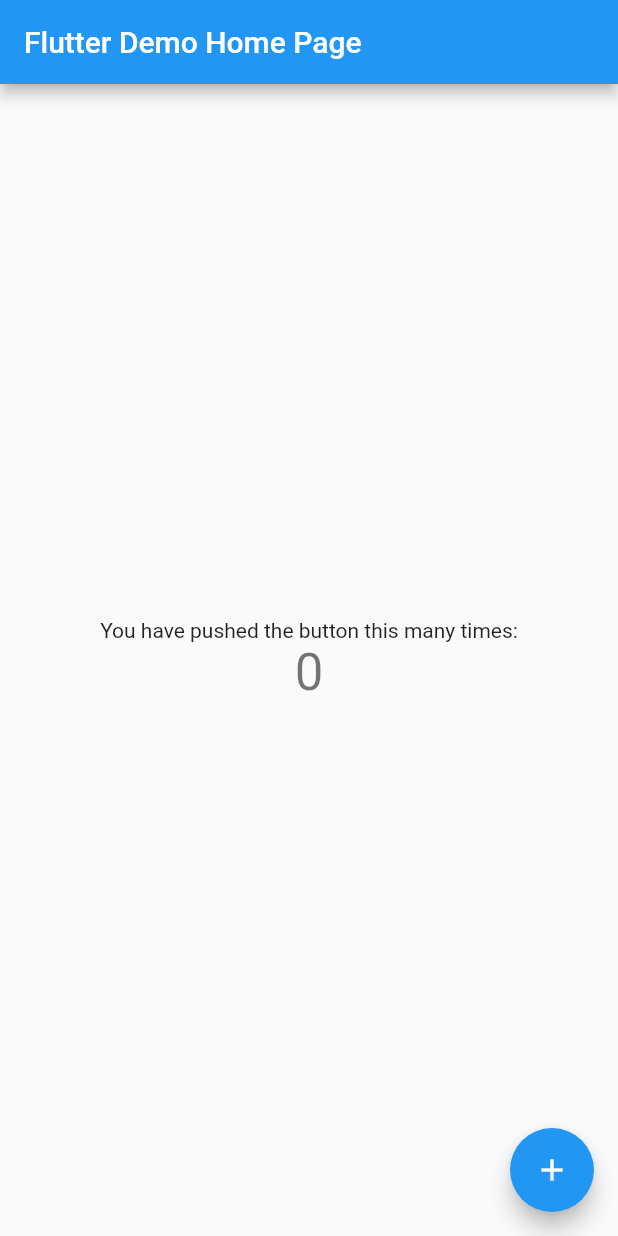
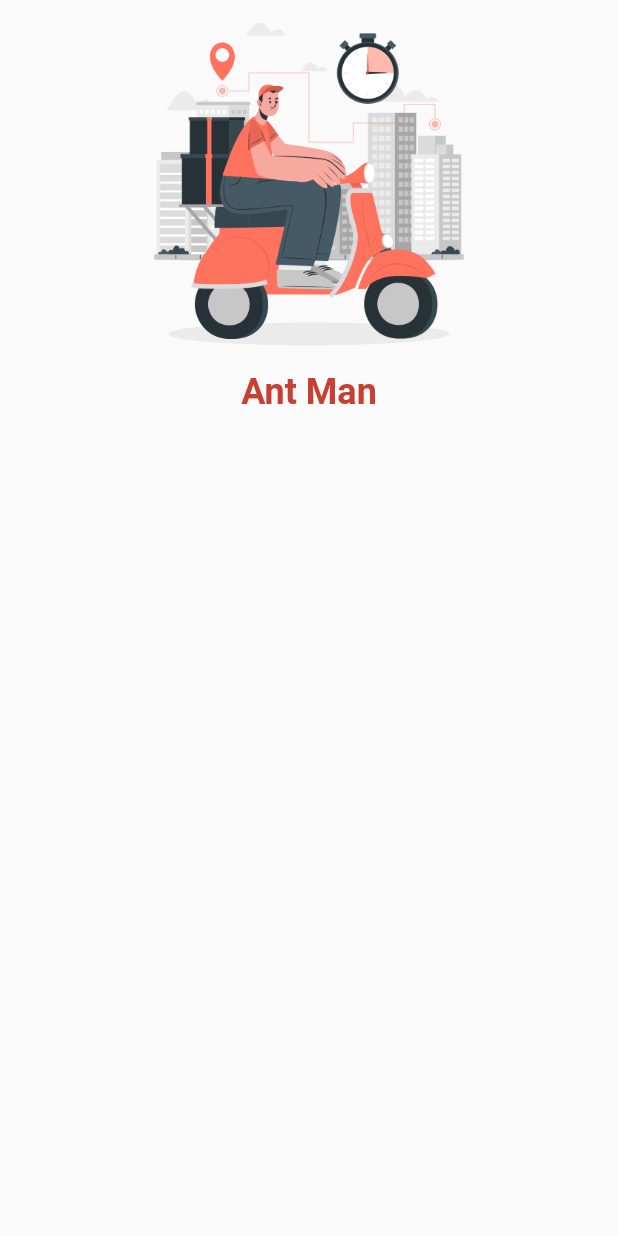
Before and after one commit to milin1611/AntMan, a Flutter app: the screen it shows after launch, on a phone screen of 412 x 824 dp. Run offline on Flutter 3.47's test engine with Material 2 defaults, Android fonts, the phone set to English and light mode, and no system bars.

Commit message:
update 19/11/2021

```diff
--- a/lib/main.dart
+++ b/lib/main.dart
@@ -1,115 +1,35 @@
+import 'package:antman/states/authen.dart';
+import 'package:antman/states/buyer_service.dart';
+import 'package:antman/states/create_account.dart';
+import 'package:antman/states/rider_service.dart';
+import 'package:antman/states/saler_service.dart';
+import 'package:antman/utility/my_constant.dart';
 import 'package:flutter/material.dart';
 
+final Map<String, WidgetBuilder> map = {
+  '/authen':(BuildContext context)=>Authen(),
+  '/createAccount':(BuildContext context)=>CreateAccount(),
+  '/buyerService':(BuildContext context)=>BuyerService(),
+  '/salerService':(BuildContext context)=>SalerService(),
+  '/riderService':(BuildContext context)=>RiderService(),
+};
+
+String? initlalRoute;
+
 void main() {
-  runApp(const MyApp());
+  initlalRoute = MyConstant.routeAuthen;
+  runApp(MyApp());
 }
 
 class MyApp extends StatelessWidget {
   const MyApp({Key? key}) : super(key: key);
 
-  // This widget is the root of your application.
   @override
   Widget build(BuildContext context) {
     return MaterialApp(
-      title: 'Flutter Demo',
-      theme: ThemeData(
-        // This is the theme of your application.
-        //
-        // Try running your application with "flutter run". You'll see the
-        // application has a blue toolbar. Then, without quitting the app, try
-        // changing the primarySwatch below to Colors.green and then invoke
-        // "hot reload" (press "r" in the console where you ran "flutter run",
-        // or simply save your changes to "hot reload" in a Flutter IDE).
-        // Notice that the counter didn't reset back to zero; the application
-        // is not restarted.
-        primarySwatch: Colors.blue,
-      ),
-      home: const MyHomePage(title: 'Flutter Demo Home Page'),
+      title: MyConstant.appName,
+      routes: map,
+      initialRoute: initlalRoute,
     );
   }
 }
-
-class MyHomePage extends StatefulWidget {
-  const MyHomePage({Key? key, required this.title}) : super(key: key);
-
-  // This widget is the home page of your application. It is stateful, meaning
-  // that it has a State object (defined below) that contains fields that affect
-  // how it looks.
-
-  // This class is the configuration for the state. It holds the values (in this
-  // case the title) provided by the parent (in this case the App widget) and
-  // used by the build method of the State. Fields in a Widget subclass are
-  // always marked "final".
-
-  final String title;
-
-  @override
-  State<MyHomePage> createState() => _MyHomePageState();
-}
-
-class _MyHomePageState extends State<MyHomePage> {
-  int _counter = 0;
-
-  void _incrementCounter() {
-    setState(() {
-      // This call to setState tells the Flutter framework that something has
-      // changed in this State, which causes it to rerun the build method below
-      // so that the display can reflect the updated values. If we changed
-      // _counter without calling setState(), then the build method would not be
-      // called again, and so nothing would appear to happen.
-      _counter++;
-    });
-  }
-
-  @override
-  Widget build(BuildContext context) {
-    // This method is rerun every time setState is called, for instance as done
-    // by the _incrementCounter method above.
-    //
-    // The Flutter framework has been optimized to make rerunning build methods
-    // fast, so that you can just rebuild anything that needs updating rather
-    // than having to individually change instances of widgets.
-    return Scaffold(
-      appBar: AppBar(
-        // Here we take the value from the MyHomePage object that was created by
-        // the App.build method, and use it to set our appbar title.
-        title: Text(widget.title),
-      ),
-      body: Center(
-        // Center is a layout widget. It takes a single child and positions it
-        // in the middle of the parent.
-        child: Column(
-          // Column is also a layout widget. It takes a list of children and
-          // arranges them vertically. By default, it sizes itself to fit its
-          // children horizontally, and tries to be as tall as its parent.
-          //
-          // Invoke "debug painting" (press "p" in the console, choose the
-          // "Toggle Debug Paint" action from the Flutter Inspector in Android
-          // Studio, or the "Toggle Debug Paint" command in Visual Studio Code)
-          // to see the wireframe for each widget.
-          //
-          // Column has various properties to control how it sizes itself and
-          // how it positions its children. Here we use mainAxisAlignment to
-          // center the children vertically; the main axis here is the vertical
-          // axis because Columns are vertical (the cross axis would be
-          // horizontal).
-          mainAxisAlignment: MainAxisAlignment.center,
-          children: <Widget>[
-            const Text(
-              'You have pushed the button this many times:',
-            ),
-            Text(
-              '$_counter',
-              style: Theme.of(context).textTheme.headline4,
-            ),
-          ],
-        ),
-      ),
-      floatingActionButton: FloatingActionButton(
-        onPressed: _incrementCounter,
-        tooltip: 'Increment',
-        child: const Icon(Icons.add),
-      ), // This trailing comma makes auto-formatting nicer for build methods.
-    );
-  }
-}
--- /dev/null
+++ b/lib/states/authen.dart
@@ -0,0 +1,50 @@
+import 'package:antman/utility/my_constant.dart';
+import 'package:antman/widgets/show_image.dart';
+import 'package:antman/widgets/show_title.dart';
+import 'package:flutter/material.dart';
+
+class Authen extends StatefulWidget {
+  @override
+  _AuthenState createState() => _AuthenState();
+}
+
+class _AuthenState extends State<Authen> {
+  @override
+  Widget build(BuildContext context) {
+    double size = MediaQuery.of(context).size.width;
+    return Scaffold(
+      body: SafeArea(
+        child: ListView(
+          children: [
+            buildImage(size),
+            buildAppName()
+          ],
+        ),
+      ),
+    );
+  }
+
+  Row buildAppName() {
+    return Row(
+            mainAxisAlignment: MainAxisAlignment.center,
+            children: [
+              ShowTitle(
+                title: MyConstant.appName,
+                textStyle: MyConstant().h1Style(),
+              ),
+            ],
+          );
+  }
+
+  Row buildImage(double size) {
+    return Row(
+      mainAxisAlignment: MainAxisAlignment.center,
+      children: [
+        Container(
+          width: size * 0.6,
+          child: ShowImage(path: MyConstant.image1),
+        ),
+      ],
+    );
+  }
+}
--- /dev/null
+++ b/lib/states/buyer_service.dart
@@ -0,0 +1,15 @@
+import 'package:flutter/material.dart';
+
+class BuyerService extends StatefulWidget {
+  @override
+  _BuyerServiceState createState() => _BuyerServiceState();
+}
+
+class _BuyerServiceState extends State<BuyerService> {
+  @override
+  Widget build(BuildContext context) {
+    return Scaffold(
+
+    );
+  }
+}
--- /dev/null
+++ b/lib/states/create_account.dart
@@ -0,0 +1,15 @@
+import 'package:flutter/material.dart';
+
+class CreateAccount extends StatefulWidget {
+  @override
+  _CreateAccountState createState() => _CreateAccountState();
+}
+
+class _CreateAccountState extends State<CreateAccount> {
+  @override
+  Widget build(BuildContext context) {
+    return Scaffold(
+
+    );
+  }
+}
--- /dev/null
+++ b/lib/states/rider_service.dart
@@ -0,0 +1,15 @@
+import 'package:flutter/material.dart';
+
+class RiderService extends StatefulWidget {
+  @override
+  _RiderServiceState createState() => _RiderServiceState();
+}
+
+class _RiderServiceState extends State<RiderService> {
+  @override
+  Widget build(BuildContext context) {
+    return Scaffold(
+
+    );
+  }
+}
--- /dev/null
+++ b/lib/states/saler_service.dart
@@ -0,0 +1,15 @@
+import 'package:flutter/material.dart';
+
+class SalerService extends StatefulWidget {
+  @override
+  _SalerServiceState createState() => _SalerServiceState();
+}
+
+class _SalerServiceState extends State<SalerService> {
+  @override
+  Widget build(BuildContext context) {
+    return Scaffold(
+
+    );
+  }
+}
--- /dev/null
+++ b/lib/utility/my_constant.dart
@@ -0,0 +1,43 @@
+import 'package:flutter/material.dart';
+
+class MyConstant {
+  // Genernal
+  static String appName = 'Ant Man';
+
+  // Route
+  static String routeAuthen = '/authen';
+  static String routeCreateAccount = '/createAccount';
+  static String routeBuyerService = '/buyerService';
+  static String routeSalerService = '/salerService';
+  static String routeRiderService = '/riderService';
+
+  // Image
+  static String image1 = 'images/image1.png';
+  static String image2 = 'images/image2.png';
+  static String image3 = 'images/image3.png';
+  static String image4 = 'images/image4.png';
+
+  // Color
+  static Color primary = Color(0xffff725e);
+  static Color dark = Color(0xffc64134);
+  static Color light = Color(0xffffa48c);
+
+  // Style
+  TextStyle h1Style() => TextStyle(
+        fontSize: 24,
+        color: dark,
+        fontWeight: FontWeight.bold,
+      );
+
+  TextStyle h2Style() => TextStyle(
+        fontSize: 18,
+        color: dark,
+        fontWeight: FontWeight.w700,
+      );
+
+  TextStyle h3Style() => TextStyle(
+        fontSize: 14,
+        color: dark,
+        fontWeight: FontWeight.normal,
+      );
+}
--- /dev/null
+++ b/lib/widgets/show_image.dart
@@ -0,0 +1,11 @@
+import 'package:flutter/material.dart';
+
+class ShowImage extends StatelessWidget {
+  final String path;
+  const ShowImage({ Key? key, required this.path }) : super(key: key);
+
+  @override
+  Widget build(BuildContext context) {
+    return Image.asset(path);
+  }
+}
--- /dev/null
+++ b/lib/widgets/show_title.dart
@@ -0,0 +1,19 @@
+import 'package:flutter/material.dart';
+
+class ShowTitle extends StatelessWidget {
+  final String title;
+  final TextStyle textStyle;
+  const ShowTitle({
+    Key? key,
+    required this.title,
+    required this.textStyle,
+  }) : super(key: key);
+
+  @override
+  Widget build(BuildContext context) {
+    return Text(
+      title,
+      style: textStyle,
+    );
+  }
+}
--- a/pubspec.yaml
+++ b/pubspec.yaml
@@ -58,8 +58,8 @@
   uses-material-design: true
 
   # To add assets to your application, add an assets section, like this:
-  # assets:
-  #   - images/a_dot_burr.jpeg
+  assets:
+    - images/
   #   - images/a_dot_ham.jpeg
 
   # An image asset can refer to one or more resolution-specific "variants", see
```
Also changed, not shown: images/image1.png (added), images/image2.png (added), images/image3.png (added), images/image4.png (added).
